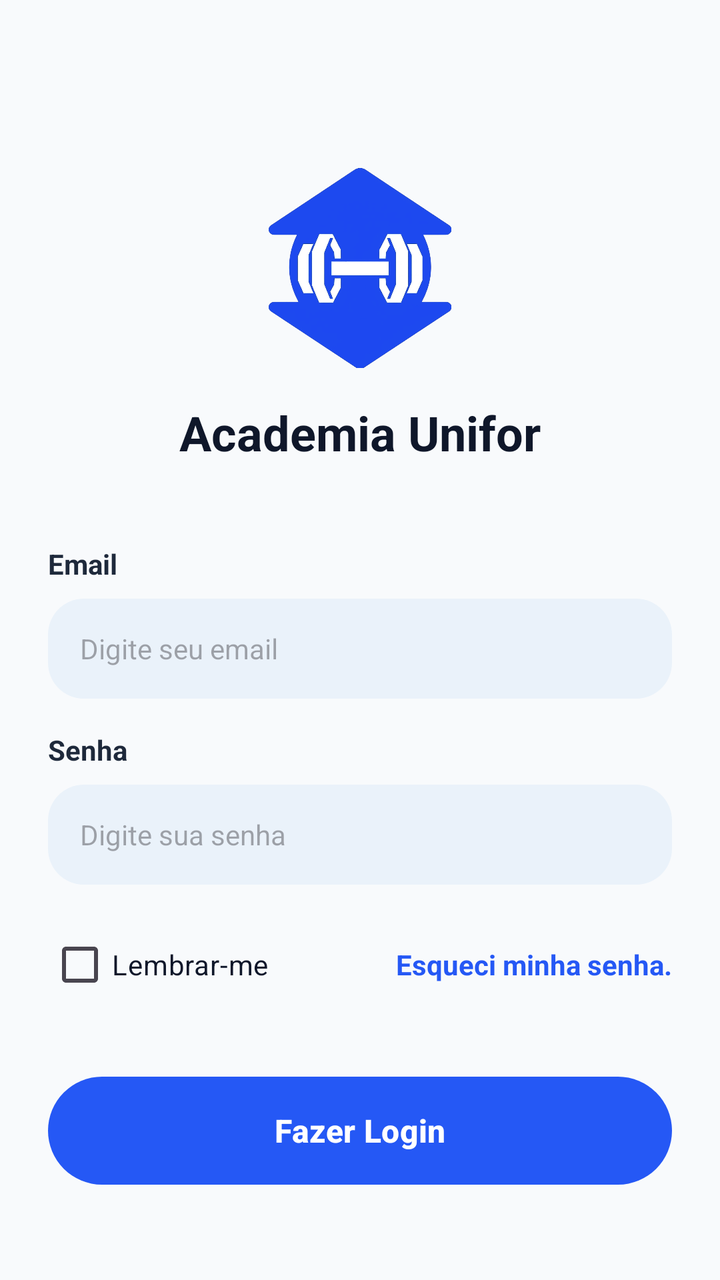
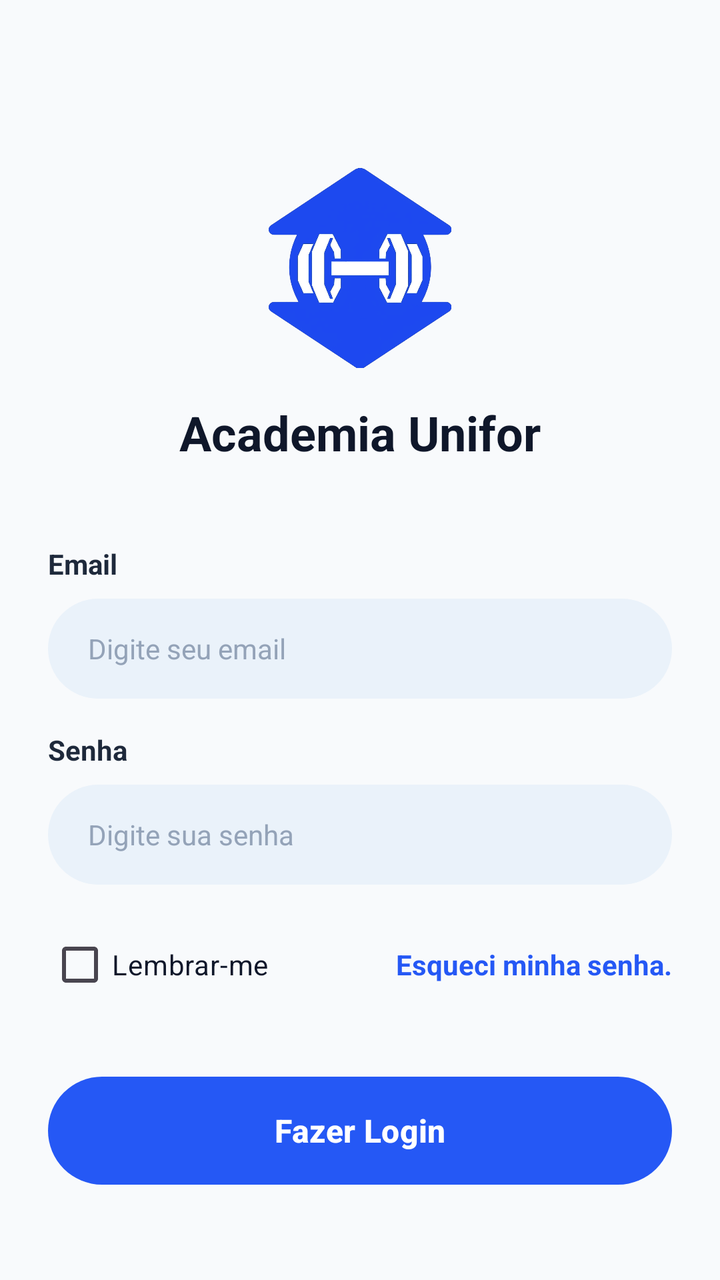

Compare the two renders of this Android layout. The source of the first and the diff that turns it into the second are given below.
<!-- AndroidManifest.xml: application theme Theme.AcademiaUniforTelas1 -->
<!-- res/layout/activity_login.xml -->
<?xml version="1.0" encoding="utf-8"?>
<LinearLayout xmlns:android="http://schemas.android.com/apk/res/android"
    xmlns:app="http://schemas.android.com/apk/res-auto"
    android:layout_width="match_parent"
    android:layout_height="match_parent"
    android:background="#F8FAFC"
    android:orientation="vertical"
    android:padding="24dp"
    android:gravity="center_horizontal">

    <Space android:layout_width="match_parent" android:layout_height="60dp" />

    <ImageView
        android:layout_width="100dp"
        android:layout_height="100dp"
        android:src="@drawable/ic_academia_logo"
        android:contentDescription="Logo Academia Unifor" />

    <TextView
        android:layout_width="wrap_content"
        android:layout_height="wrap_content"
        android:layout_marginTop="16dp"
        android:text="Academia Unifor"
        android:textColor="#0F172A"
        android:textSize="24sp"
        android:textStyle="bold" />

    <Space android:layout_width="match_parent" android:layout_height="40dp" />

    
    <LinearLayout
        android:layout_width="match_parent"
        android:layout_height="wrap_content"
        android:orientation="vertical">
        <TextView
            android:layout_width="wrap_content"
            android:layout_height="wrap_content"
            android:text="Email"
            android:textColor="#1E293B"
            android:textSize="14sp"
            android:textStyle="bold" />

        <EditText
            android:id="@+id/etEmail"
            android:layout_width="match_parent"
            android:layout_height="50dp"
            android:layout_marginTop="8dp"
            android:background="@drawable/bg_rounded_field"
            android:hint="Digite seu email"
            android:inputType="textEmailAddress"
            android:paddingHorizontal="16dp"
            android:textColor="#0F172A"
            android:textSize="14sp" />

        <TextView
            android:id="@+id/tvErrorEmail"
            android:layout_width="wrap_content"
            android:layout_height="wrap_content"
            android:layout_marginTop="4dp"
            android:text="Insira um email válido."
            android:textColor="#E53935"
            android:textSize="12sp"
            android:visibility="gone" />
    </LinearLayout>

    
    <LinearLayout
        android:layout_width="match_parent"
        android:layout_height="wrap_content"
        android:layout_marginTop="16dp"
        android:orientation="vertical">
        <TextView
            android:layout_width="wrap_content"
            android:layout_height="wrap_content"
            android:text="Senha"
            android:textColor="#1E293B"
            android:textSize="14sp"
            android:textStyle="bold" />

        <EditText
            android:id="@+id/etSenha"
            android:layout_width="match_parent"
            android:layout_height="50dp"
            android:layout_marginTop="8dp"
            android:background="@drawable/bg_rounded_field"
            android:hint="Digite sua senha"
            android:inputType="textPassword"
            android:paddingHorizontal="16dp"
            android:textColor="#0F172A"
            android:textSize="14sp" />

        <TextView
            android:id="@+id/tvErrorSenha"
            android:layout_width="wrap_content"
            android:layout_height="wrap_content"
            android:layout_marginTop="4dp"
            android:text="Email ou senha incorretos."
            android:textColor="#E53935"
            android:textSize="12sp"
            android:visibility="gone" />
    </LinearLayout>

    
    <LinearLayout
        android:layout_width="match_parent"
        android:layout_height="wrap_content"
        android:layout_marginTop="16dp"
        android:gravity="center_vertical"
        android:orientation="horizontal">

        <CheckBox
            android:id="@+id/cbLembrar"
            android:layout_width="wrap_content"
            android:layout_height="wrap_content"
            android:text="Lembrar-me"
            android:textColor="#0F172A"
            android:textSize="14sp" />

        <Space
            android:layout_width="0dp"
            android:layout_height="wrap_content"
            android:layout_weight="1" />

        <TextView
            android:id="@+id/tvEsqueciSenha"
            android:layout_width="wrap_content"
            android:layout_height="wrap_content"
            android:text="Esqueci minha senha."
            android:textColor="#2558F5"
            android:textSize="14sp"
            android:textStyle="bold"
            android:clickable="true"
            android:focusable="true"/>
    </LinearLayout>

    <Button
        android:id="@+id/btnFazerLogin"
        android:layout_width="match_parent"
        android:layout_height="54dp"
        android:layout_marginTop="32dp"
        android:background="@drawable/bg_rounded_button"
        android:text="Fazer Login"
        android:textAllCaps="false"
        android:textColor="#FFFFFF"
        android:textSize="16sp"
        android:textStyle="bold"
        app:backgroundTint="@null" />

    <LinearLayout
        android:layout_width="wrap_content"
        android:layout_height="wrap_content"
        android:layout_marginTop="24dp"
        android:orientation="vertical"
        android:gravity="center_horizontal"
        android:clickable="true"
        android:focusable="true"
        android:id="@+id/btnIrCadastro">

        <TextView
            android:layout_width="wrap_content"
            android:layout_height="wrap_content"
            android:text="Não tem uma conta?"
            android:textColor="#2558F5"
            android:textSize="14sp" />

        <TextView
            android:layout_width="wrap_content"
            android:layout_height="wrap_content"
            android:text="Cadastre-se"
            android:textColor="#2558F5"
            android:textSize="14sp"
            android:textStyle="bold" />
    </LinearLayout>

</LinearLayout>
<!-- resources referenced by this layout -->
<resources>
  <!-- drawable bg_rounded_button (drawable) -->
  <?xml version="1.0" encoding="utf-8"?>
  <shape xmlns:android="http://schemas.android.com/apk/res/android">
      <solid android:color="#2558F5" />
      <corners android:radius="28dp" />
  </shape>
  <!-- drawable bg_rounded_field (drawable) -->
  <?xml version="1.0" encoding="utf-8"?>
  <shape xmlns:android="http://schemas.android.com/apk/res/android">
      <solid android:color="#EAF2FA" />
      <corners android:radius="18dp" />
  </shape>
  <!-- drawable ic_academia_logo: png bitmap (drawable, 273714 bytes) -->
  <style name="Theme.AcademiaUniforTelas1" parent="Base.Theme.AcademiaUniforTelas1" />
  <style name="Base.Theme.AcademiaUniforTelas1" parent="Theme.Material3.DayNight.NoActionBar">
          <item name="colorPrimary">@color/primary_blue</item>
          <item name="colorAccent">@color/primary_blue</item>
          <item name="materialButtonStyle">@style/Widget.Material3.Button</item>
      </style>
  <color name="primary_blue">#1D49EE</color>
</resources>

<!-- the commit's change to res/layout/activity_login.xml (unified diff, before → after) -->
@@ -1,6 +1,7 @@
 <?xml version="1.0" encoding="utf-8"?>
 <LinearLayout xmlns:android="http://schemas.android.com/apk/res/android"
     xmlns:app="http://schemas.android.com/apk/res-auto"
+    android:id="@+id/main"
     android:layout_width="match_parent"
     android:layout_height="match_parent"
     android:background="#F8FAFC"
@@ -46,10 +47,12 @@
             android:layout_height="50dp"
             android:layout_marginTop="8dp"
             android:background="@drawable/bg_rounded_field"
+            android:backgroundTint="@null"
             android:hint="Digite seu email"
             android:inputType="textEmailAddress"
-            android:paddingHorizontal="16dp"
+            android:paddingHorizontal="20dp"
             android:textColor="#0F172A"
+            android:textColorHint="#94A3B8"
             android:textSize="14sp" />
 
         <TextView
@@ -83,10 +86,12 @@
             android:layout_height="50dp"
             android:layout_marginTop="8dp"
             android:background="@drawable/bg_rounded_field"
+            android:backgroundTint="@null"
             android:hint="Digite sua senha"
             android:inputType="textPassword"
-            android:paddingHorizontal="16dp"
+            android:paddingHorizontal="20dp"
             android:textColor="#0F172A"
+            android:textColorHint="#94A3B8"
             android:textSize="14sp" />
 
         <TextView
<!-- resource entries referenced after the edit -->
@@ -10,7 +10,7 @@
   <?xml version="1.0" encoding="utf-8"?>
   <shape xmlns:android="http://schemas.android.com/apk/res/android">
       <solid android:color="#EAF2FA" />
-      <corners android:radius="18dp" />
+      <corners android:radius="28dp" />
   </shape>
   <!-- drawable ic_academia_logo: png bitmap (drawable, 273714 bytes) -->
   <style name="Theme.AcademiaUniforTelas1" parent="Base.Theme.AcademiaUniforTelas1" />
